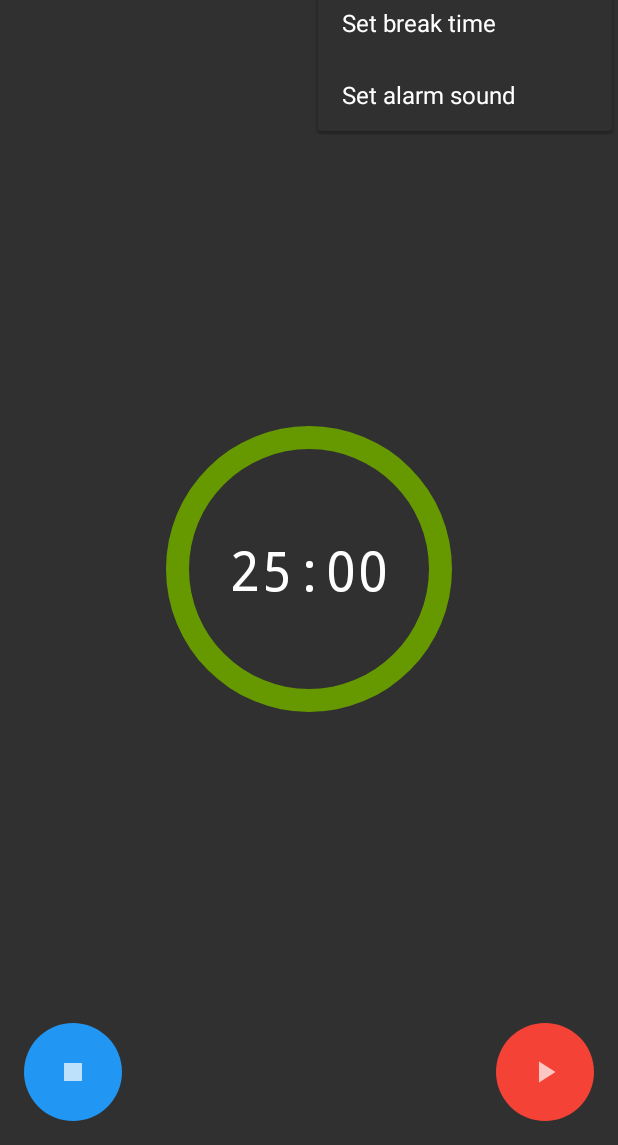
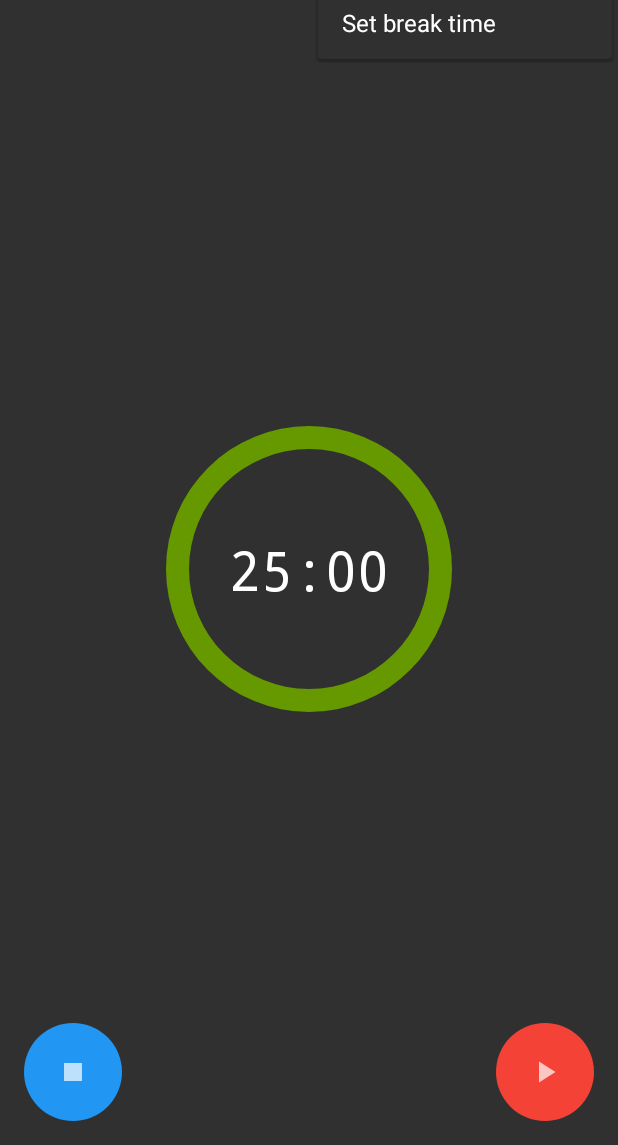
Before and after one commit to Matheus-0/Pomodoro-Clock, an Android app: the screen it shows after launch (MainActivity), with the options menu open, on a phone screen of 412 x 824 dp, the part 91-1236 px from its top. Run offline under Robolectric (Android 15) with nearby library versions, the phone set to English and light mode, and no system bars.

Commit message:
Did a review on the project.

```diff
--- a/app/src/main/java/com/example/pomodoroclock/MainActivity.java
+++ b/app/src/main/java/com/example/pomodoroclock/MainActivity.java
@@ -29,20 +29,22 @@ public class MainActivity extends AppCompatActivity {
     ProgressBar timerProgressBar;
     TextView timerText;
     Vibrator vibrator;
-    private Uri notification;
     Ringtone ringtone;
 
     @Override
     protected void onCreate(Bundle savedInstanceState) {
         super.onCreate(savedInstanceState);
+
         setContentView(R.layout.activity_main);
 
         resumePauseButton = findViewById(R.id.resumePauseButton);
         resetButton = findViewById(R.id.resetButton);
         timerProgressBar = findViewById(R.id.progressBar);
         timerText = findViewById(R.id.textView);
+
         vibrator = (Vibrator) getSystemService(VIBRATOR_SERVICE);
-        ringtone = RingtoneManager.getRingtone(getApplicationContext(), notification);
+
+        ringtone = RingtoneManager.getRingtone(getApplicationContext(), RingtoneManager.getDefaultUri(RingtoneManager.TYPE_NOTIFICATION));
 
         startTime = DEFAULT_WORKING_TIME;
         breakTime = DEFAULT_BREAK_TIME;
@@ -55,14 +57,17 @@ public class MainActivity extends AppCompatActivity {
     @Override
     protected void onStart() {
         super.onStart();
+
         defineProgress();
         updateTimerProgress();
 
         resumePauseButton.setOnClickListener(new View.OnClickListener() {
             @Override
             public void onClick(View v) {
-                if (isTimeRunning) pauseTimer();
-                else startTimer();
+                if (isTimeRunning)
+                    pauseTimer();
+                else
+                    startTimer();
             }
         });
 
@@ -100,6 +105,7 @@ public class MainActivity extends AppCompatActivity {
 
                 return true;
         }
+
         return super.onOptionsItemSelected(item);
     }
 
@@ -140,11 +146,13 @@ public class MainActivity extends AppCompatActivity {
         if (resultCode == RESULT_OK) {
             if (requestCode == 10) {
                 startTime = Objects.requireNonNull(data.getExtras()).getLong("startTime");
+
                 resetTimer();
                 defineProgress();
             }
             else if (requestCode == 20) {
                 breakTime = Objects.requireNonNull(data.getExtras()).getLong("breakTime");
+
                 resetTimer();
                 defineProgress();
             }
@@ -159,6 +167,7 @@ public class MainActivity extends AppCompatActivity {
             @Override
             public void onTick(long millisUntilFinished) {
                 millisLeft = millisUntilFinished;
+
                 updateTimerProgress();
             }
 
@@ -191,6 +200,7 @@ public class MainActivity extends AppCompatActivity {
 
     private void destroyTimer() {
         timer.cancel();
+
         isTimeRunning = false;
     }
 
--- a/app/src/main/res/menu/options.xml
+++ b/app/src/main/res/menu/options.xml
@@ -6,7 +6,4 @@
     <item
         android:id="@+id/breakTimerOption"
         android:title="@string/break_timer_option" />
-    <item
-        android:id="@+id/setSound"
-        android:title="@string/set_alarm_sound"/>
 </menu>
--- a/app/src/main/res/values/strings.xml
+++ b/app/src/main/res/values/strings.xml
@@ -10,11 +10,11 @@
     <string name="default_time">25:00</string>
     <string name="button_default">Start</string>
     <string name="set_alarm_sound">Set alarm sound</string>
-    <string name="done_button">Done</string>
+    <string name="done_button">Set</string>
     <string name="hour_hint">Hours</string>
     <string name="minute_hint">Minutes</string>
     <string name="second_hint">Seconds</string>
     <string name="worker_icon">Worker</string>
-    <string name="error_edit_text">Can\'t be all empty!</string>
-    <string name="all_zeros">Fields can\'t be all zeros</string>
+    <string name="error_edit_text">Fields can\'t be all empty!</string>
+    <string name="all_zeros">Fields can\'t be all zeros!</string>
 </resources>
```
Also changed, not shown: app/src/main/java/com/example/pomodoroclock/SetTimeActivity.java (+11 -10 lines), app/src/main/res/drawable/working_time_icon.png (deleted), 2 other files.
